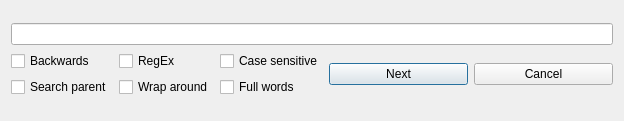
ratelware/logan, file searchwindow.ui: the form before one commit.
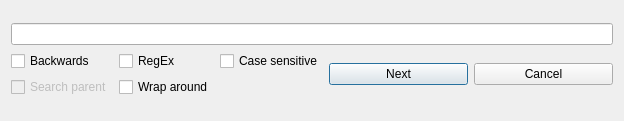
The form after the commit.

Diff of the .ui file:
```diff
--- a/searchwindow.ui
+++ b/searchwindow.ui
@@ -49,12 +49,8 @@
            <property name="text">
             <string>RegEx</string>
            </property>
-          </widget>
-         </item>
-         <item row="1" column="2">
-          <widget class="QCheckBox" name="matchFullWords">
-           <property name="text">
-            <string>Full words</string>
+           <property name="checked">
+            <bool>false</bool>
            </property>
           </widget>
          </item>
@@ -81,6 +77,9 @@
          </item>
          <item row="1" column="0">
           <widget class="QCheckBox" name="searchParents">
+           <property name="enabled">
+            <bool>false</bool>
+           </property>
            <property name="text">
             <string>Search parent</string>
            </property>
```
Left out of the diff: 3 changed lines with no effect on the pictures.
